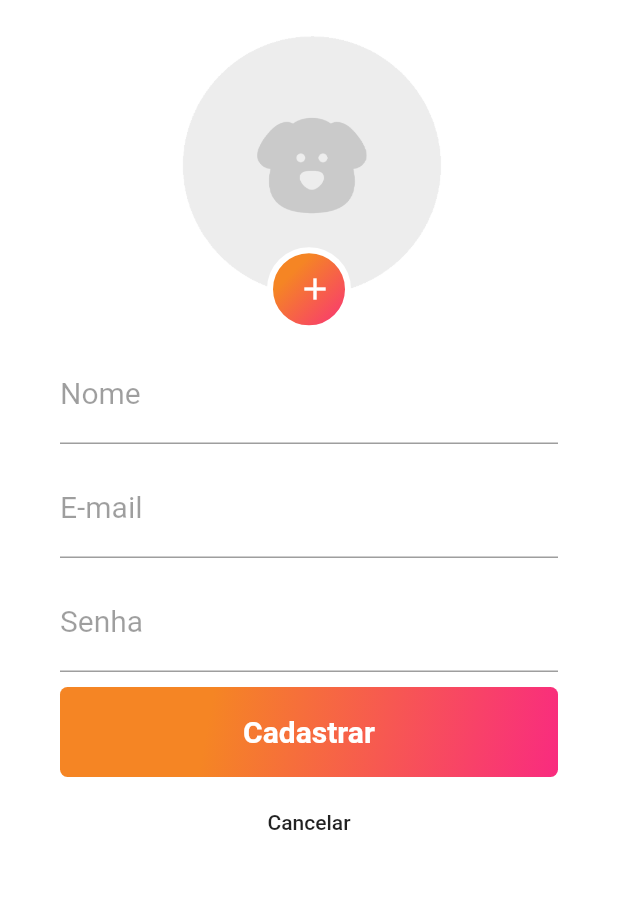
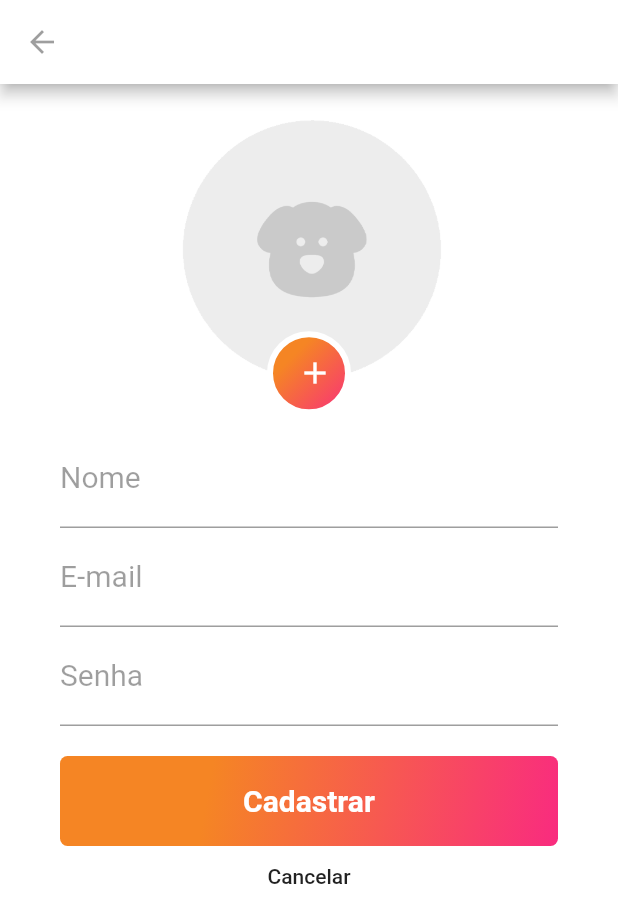
Before and after one commit to WesRocha/flutter-doglfe, a Flutter app: the SignupPage screen opened directly, on a phone screen of 412 x 824 dp. Shown: the top 923 px of the screen. Run offline on Flutter 3.47's test engine with Material 2 defaults, Android fonts, the phone set to English and light mode, and no system bars.

Commit message:
third commit

```diff
--- a/lib/pages/signup.page.dart
+++ b/lib/pages/signup.page.dart
@@ -4,19 +4,35 @@ class SignupPage extends StatelessWidget {
   @override
   Widget build(BuildContext context) {
     return Scaffold(
+      appBar: AppBar(
+        backgroundColor: Colors.white,
+        leading: IconButton(
+          icon: Icon(Icons.arrow_back),
+          color: Colors.black38,
+          onPressed: () => Navigator.pop(context, false),
+        ),
+      ),
       body: Container(
-        padding: EdgeInsets.only(top: 10, left: 40, right: 40),
+        padding: EdgeInsets.only(
+          top: 10,
+          left: 40,
+          right: 40,
+        ),
         color: Colors.white,
         child: ListView(
           children: <Widget>[
             Container(
               width: 200,
               height: 200,
-              alignment: Alignment(0.0, 1.15),
+              alignment: Alignment(
+                0.0,
+                1.15,
+              ), //para colocar o botão em baixo do container
               decoration: new BoxDecoration(
+                //decoration dentro do container para deixar a imagem como fundo e poder colocar o botão por cima
                 image: new DecorationImage(
                   image: AssetImage("assets/profile-picture.png"),
-                  fit: BoxFit.fitHeight,
+                  fit: BoxFit.fitHeight, //como a imagem se comporta no fundo
                 ),
               ),
               child: Container(
@@ -30,7 +46,7 @@ class SignupPage extends StatelessWidget {
                     stops: [0.3, 1.0],
                     colors: [
                       Color(0xFFF58524),
-                      Color(0XFFF92B7F),
+                      Color(0xFFF92B7F),
                     ],
                   ),
                   border: Border.all(
@@ -38,7 +54,9 @@ class SignupPage extends StatelessWidget {
                     color: const Color(0xFFFFFFFF),
                   ),
                   borderRadius: BorderRadius.all(
-                    Radius.circular(56),
+                    Radius.circular(
+                      56,
+                    ),
                   ),
                 ),
                 child: SizedBox.expand(
@@ -56,8 +74,7 @@ class SignupPage extends StatelessWidget {
               height: 20,
             ),
             TextFormField(
-              // autofocus: true,
-              keyboardType: TextInputType.text,
+              keyboardType: TextInputType.emailAddress,
               decoration: InputDecoration(
                 labelText: "Nome",
                 labelStyle: TextStyle(
@@ -70,11 +87,7 @@ class SignupPage extends StatelessWidget {
                 fontSize: 20,
               ),
             ),
-            SizedBox(
-              height: 10,
-            ),
             TextFormField(
-              // autofocus: true,
               keyboardType: TextInputType.emailAddress,
               decoration: InputDecoration(
                 labelText: "E-mail",
@@ -88,13 +101,8 @@ class SignupPage extends StatelessWidget {
                 fontSize: 20,
               ),
             ),
-            SizedBox(
-              height: 10,
-            ),
             TextFormField(
-              // autofocus: true,
-              keyboardType: TextInputType.text,
-              obscureText: true,
+              keyboardType: TextInputType.emailAddress,
               decoration: InputDecoration(
                 labelText: "Senha",
                 labelStyle: TextStyle(
@@ -103,10 +111,12 @@ class SignupPage extends StatelessWidget {
                   fontSize: 20,
                 ),
               ),
-              style: TextStyle(fontSize: 20),
+              style: TextStyle(
+                fontSize: 20,
+              ),
             ),
             SizedBox(
-              height: 10,
+              height: 20,
             ),
             Container(
               height: 60,
@@ -118,7 +128,7 @@ class SignupPage extends StatelessWidget {
                   stops: [0.3, 1],
                   colors: [
                     Color(0xFFF58524),
-                    Color(0XFFF92B7F),
+                    Color(0xFFF92B7F),
                   ],
                 ),
                 borderRadius: BorderRadius.all(
@@ -140,12 +150,8 @@ class SignupPage extends StatelessWidget {
                 ),
               ),
             ),
-            SizedBox(
-              height: 10,
-            ),
             Container(
               height: 40,
-              alignment: Alignment.center,
               child: FlatButton(
                 child: Text(
                   "Cancelar",
```
Also changed, not shown: lib/pages/login.page.dart (+9 -1 lines), lib/pages/reset-password.page.dart (+78 -1 lines).
